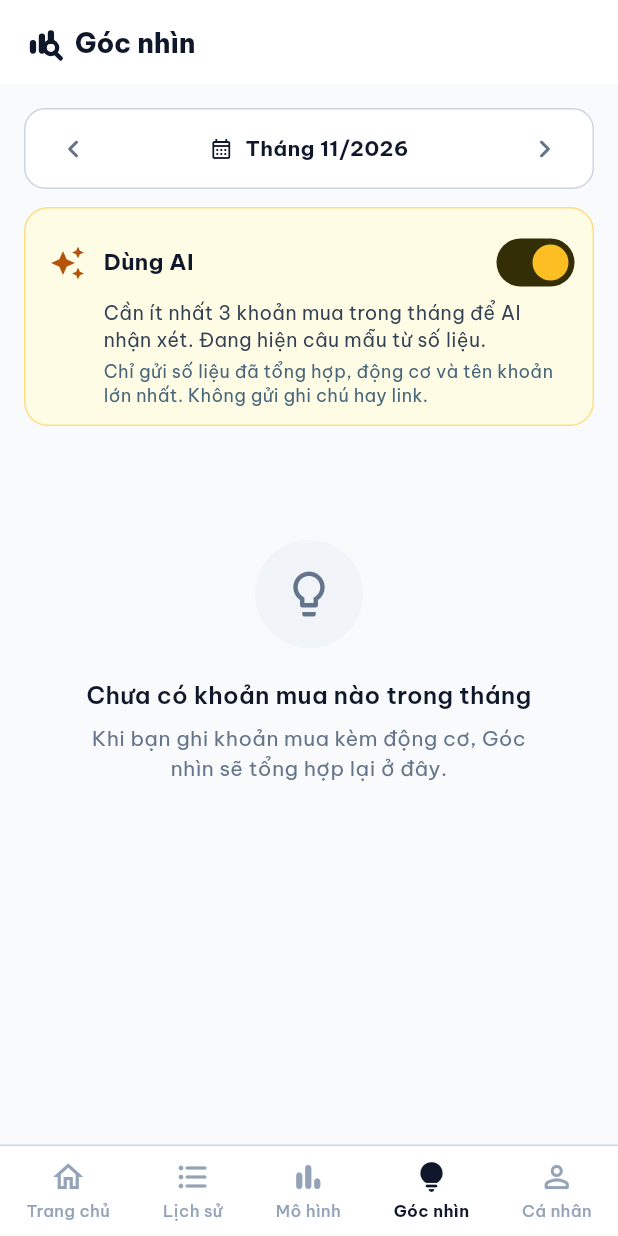
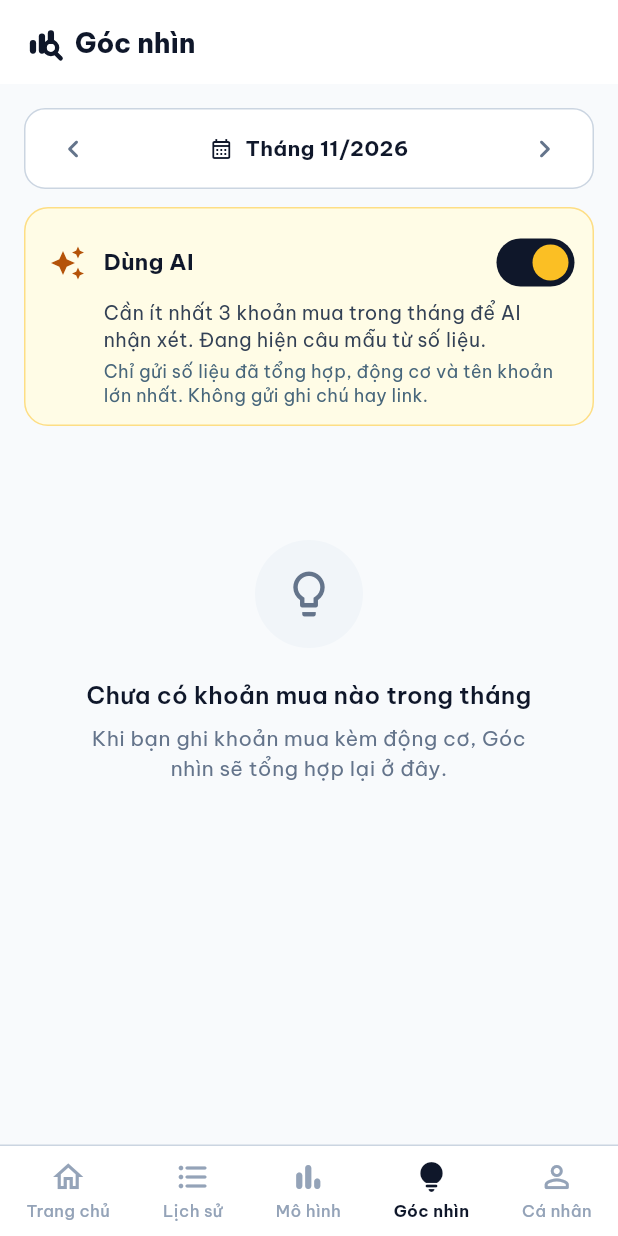
Before and after one commit to hoanghuan2005/prm393_lab03, a Flutter app: the screen it shows once a user with an empty profile is signed in, item 4 of the bottom bar chosen, on a phone screen of 412 x 824 dp. Run offline on Flutter 3.47's test engine with Material 3 defaults, Android fonts, the phone set to English and light mode, and no system bars; our stand-ins replace cloud_firestore, firebase_ai, firebase_analytics, firebase_auth, firebase_core, firebase_crashlytics and 12 more; missing offline and left inert: file_saver, firebase_app_check; accounts and stored records are empty.

Commit message:
feat(theme): add color tokens for dark theme, fix Switch color in Perspective view

```diff
--- a/lib/screens/insights_screen.dart
+++ b/lib/screens/insights_screen.dart
@@ -224,7 +224,10 @@ class InsightsScreen extends StatelessWidget {
               Switch(
                 value: vm.canToggleAi && vm.userAiEnabled,
                 activeThumbColor: AppColors.primary,
-                activeTrackColor: const Color(0xFF332E05),
+                // Must stand out from the primaryContainer box behind it
+                activeTrackColor: isDark
+                    ? AppColors.darkPrimaryContainerOutline
+                    : AppColors.onPrimary,
                 onChanged: vm.canToggleAi ? vm.setUserAiEnabled : null,
               ),
             ],
--- a/lib/theme/app_colors.dart
+++ b/lib/theme/app_colors.dart
@@ -129,4 +129,44 @@ class AppColors {
   static const Color darkTextSecondary = Color(0xFF94A3B8); // slate-400
   static const Color darkTextHint = Color(0xFF64748B); // slate-500
   static const Color darkTextMuted = Color(0xFF475569); // slate-600
+
+  // ═══════════════════════════════════════════════════════════════════════════
+  // DARK MODE — role tokens for the `isDark ? dark* : light` branches in screens
+  // (mapping from the old hex values: docs/design-tokens.md, section 2.5)
+  // ═══════════════════════════════════════════════════════════════════════════
+  /// Dark counterpart of [primaryContainer] (also `colorScheme.primaryContainer`)
+  static const Color darkPrimaryContainer = Color(0xFF2C2706);
+
+  /// Border of a [darkPrimaryContainer] box; active Switch track on that box
+  static const Color darkPrimaryContainerOutline = Color(0xFF5E5410);
+
+  /// Text on [darkPrimaryContainer] (AI note, tips)
+  static const Color darkPrimaryContainerText = Color(0xFFFEF3C7); // amber-100
+
+  /// Raised card on the dark background (light: [surface])
+  static const Color darkCardSurface = Color(0xFF1B202A);
+
+  /// Unselected chip, segmented control, progress track (light: [surfaceVariant])
+  static const Color darkSurfaceMuted = Color(0xFF262D3B);
+
+  /// Inactive page dot (light: [outline])
+  static const Color darkIndicatorInactive = Color(0xFF333B49);
+
+  static const Color darkTextBody = Color(0xFFCBD5E1); // slate-300
+  static const Color darkNavInactive = Color(0xFF64748B); // slate-500
+
+  /// Dark counterpart of [accentNeutral] (also `colorScheme.tertiary`)
+  static const Color darkAccentNeutral = Color(0xFF93B5CE);
+
+  static const Color darkSuccessContainer = Color(0xFF064E3B); // emerald-900
+  static const Color darkOnSuccessContainer = Color(0xFF6EE7B7); // emerald-300
+  static const Color darkErrorContainer = Color(0xFF451A1A);
+  static const Color darkOnErrorContainer = Color(0xFFFCA5A5); // red-300
+  static const Color darkInfoContainer = Color(0xFF1E2838);
+  static const Color darkOnInfoContainer = Color(0xFF93C5FD); // blue-300
+
+  // Info badge, light mode (dark text: [infoLight])
+  static const Color infoContainer = Color(0xFFDBEAFE); // blue-100
+  static const Color onInfoContainer = Color(0xFF1D4ED8); // blue-700
+  static const Color infoText = Color(0xFF2563EB); // blue-600
 }
--- a/lib/theme/app_theme.dart
+++ b/lib/theme/app_theme.dart
@@ -218,7 +218,7 @@ class AppTheme {
       primary: AppColors.primary,
       onPrimary: AppColors.onPrimary,
       // Web: bg-amber-400/20 containers
-      primaryContainer: Color(0xFF2C2706),
+      primaryContainer: AppColors.darkPrimaryContainer,
       onPrimaryContainer: AppColors.primary,
       // Secondary: light text
       secondary: darkTextPrimary,
@@ -227,13 +227,13 @@ class AppTheme {
       secondaryContainer: Color(0xFF1E293B),
       onSecondaryContainer: darkTextPrimary,
       // Tertiary: muted blue-gray
-      tertiary: Color(0xFF93B5CE),
+      tertiary: AppColors.darkAccentNeutral,
       onTertiary: Color(0xFF0F172A),
       // Error: red-400 for dark (Web: `text-rose-400`)
       error: AppColors.errorLight, // #F87171
       onError: Color(0xFF450A0A),
-      errorContainer: Color(0xFF451A1A),
-      onErrorContainer: Color(0xFFFCA5A5), // red-300
+      errorContainer: AppColors.darkErrorContainer,
+      onErrorContainer: AppColors.darkOnErrorContainer, // red-300
       // Surface: slate-900 (matches Web `bg-slate-900/80`)
       surface: darkSurface,
       onSurface: darkTextPrimary,
@@ -259,21 +259,26 @@ class AppTheme {
 
       // Text Theme
       textTheme: TextTheme(
-        displayLarge:
-            AppTextStyles.displayLarge.copyWith(color: darkTextPrimary),
-        displayMedium:
-            AppTextStyles.displayMedium.copyWith(color: darkTextPrimary),
-        headlineLarge:
-            AppTextStyles.headlineLarge.copyWith(color: darkTextPrimary),
-        headlineMedium:
-            AppTextStyles.headlineMedium.copyWith(color: darkTextPrimary),
+        displayLarge: AppTextStyles.displayLarge.copyWith(
+          color: darkTextPrimary,
+        ),
+        displayMedium: AppTextStyles.displayMedium.copyWith(
+          color: darkTextPrimary,
+        ),
+        headlineLarge: AppTextStyles.headlineLarge.copyWith(
+          color: darkTextPrimary,
+        ),
+        headlineMedium: AppTextStyles.headlineMedium.copyWith(
+          color: darkTextPrimary,
+        ),
         titleLarge: AppTextStyles.titleLarge.copyWith(color: darkTextPrimary),
         titleMedium: AppTextStyles.titleMedium.copyWith(color: darkTextPrimary),
         bodyLarge: AppTextStyles.bodyLarge.copyWith(color: darkTextPrimary),
         bodyMedium: AppTextStyles.bodyMedium.copyWith(color: darkTextSecondary),
         labelLarge: AppTextStyles.labelLarge.copyWith(color: darkTextPrimary),
-        labelMedium:
-            AppTextStyles.labelMedium.copyWith(color: darkTextSecondary),
+        labelMedium: AppTextStyles.labelMedium.copyWith(
+          color: darkTextSecondary,
+        ),
       ),
 
       // App Bar: slate-950 bg (Web: `bg-slate-900/60 backdrop-blur`)
@@ -460,9 +465,7 @@ class AppTheme {
           fontSize: 12,
           fontWeight: FontWeight.w600,
         ),
-        shape: RoundedRectangleBorder(
-          borderRadius: AppDimens.borderMedium,
-        ),
+        shape: RoundedRectangleBorder(borderRadius: AppDimens.borderMedium),
       ),
     );
   }
```
Also changed, not shown: 3 other files.
